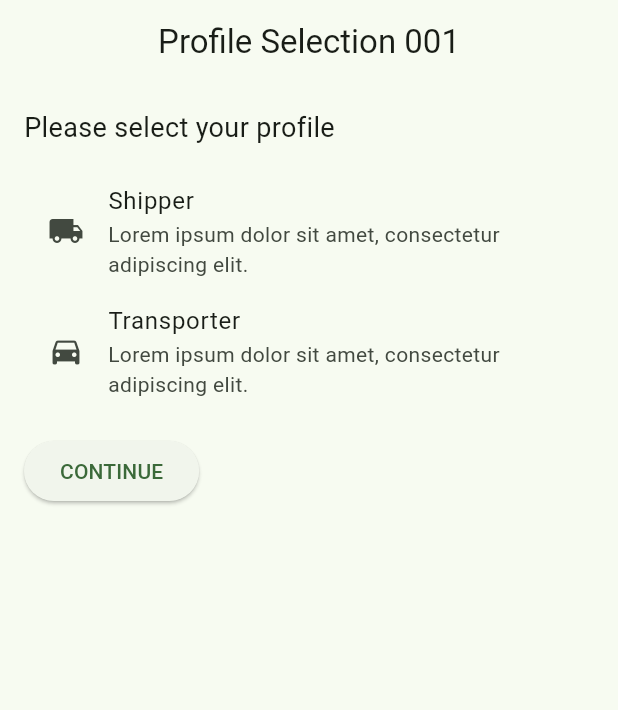
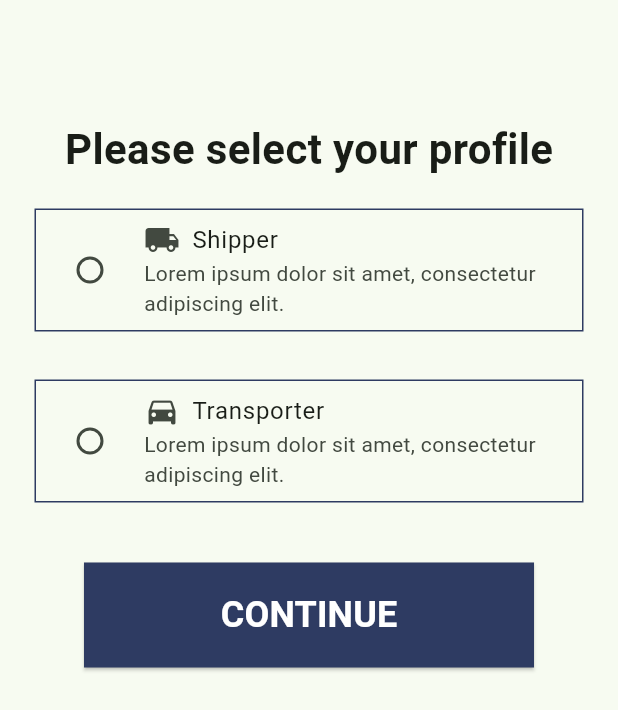
Before and after one commit to YadavYashvant/auth_with_otp, a Flutter app: the ProfileSelectionScreen screen opened directly, on a phone screen of 412 x 824 dp. Shown: the top 710 px of the screen. Run offline on Flutter 3.47's test engine with Material 3 defaults, Android fonts, the phone set to English and light mode, and no system bars; our stand-ins replace firebase_auth, firebase_core, flutter_svg, getwidget, google_fonts, pinput; missing offline and left inert: buttons_flutter; accounts and stored records are empty; network calls fail.

Commit message:
App almost completed

```diff
--- /dev/null
+++ b/lib/components/primarybtn.dart
@@ -0,0 +1,40 @@
+import 'package:flutter/material.dart';
+import 'package:google_fonts/google_fonts.dart';
+
+import '../constants/Colors.dart';
+
+class PrimaryButton extends StatelessWidget {
+  const PrimaryButton({
+    super.key,
+    required this.onPressed,
+    required this.text,
+  });
+  final Function onPressed;
+  final String text;
+
+
+  @override
+  Widget build(BuildContext context) {
+    return ElevatedButton(
+      onPressed: () {
+        onPressed();
+      },
+      style: ElevatedButton.styleFrom(
+        backgroundColor: mblue,
+        shape: const RoundedRectangleBorder(
+          borderRadius: BorderRadius.zero,
+        ),
+        minimumSize: Size(300, 70),
+
+      ),
+      child: Text(
+          text,
+          style: GoogleFonts.roboto(
+            color: Colors.white,
+            fontSize: 24,
+            fontWeight: FontWeight.bold,
+          )
+      ),
+    );
+  }
+}
--- /dev/null
+++ b/lib/constants/Colors.dart
@@ -0,0 +1,4 @@
+import 'package:flutter/material.dart';
+
+Color mblue = const Color(0xff2E3B62);
+Color msky = const Color(0xff93D2F3);
--- a/lib/pages/ProfileSelectionScreen.dart
+++ b/lib/pages/ProfileSelectionScreen.dart
@@ -1,46 +1,88 @@
+import 'package:auth_with_otp/components/primarybtn.dart';
+import 'package:auth_with_otp/constants/Colors.dart';
 import 'package:flutter/material.dart';
+import 'package:google_fonts/google_fonts.dart';
 
-class ProfileSelectionScreen extends StatelessWidget {
+class ProfileSelectionScreen extends StatefulWidget {
+  @override
+  _ProfileSelectionScreenState createState() => _ProfileSelectionScreenState();
+}
+
+class _ProfileSelectionScreenState extends State<ProfileSelectionScreen> {
+  String? _selectedProfile;
+
   @override
   Widget build(BuildContext context) {
     return Scaffold(
       appBar: AppBar(
-        title: Text('Profile Selection 001'),
         centerTitle: true,
       ),
       body: Padding(
-        padding: const EdgeInsets.all(16.0),
+        padding: const EdgeInsets.all(23.0),
         child: Column(
-          crossAxisAlignment: CrossAxisAlignment.start,
+          crossAxisAlignment: CrossAxisAlignment.center,
           children: [
             Text(
               'Please select your profile',
-              style: TextStyle(fontSize: 18),
+              style: GoogleFonts.roboto(
+                fontSize: 28,
+                fontWeight: FontWeight.bold,
+              ),
             ),
-            SizedBox(height: 16),
-            ListTile(
-              leading: Icon(Icons.local_shipping),
-              title: Text('Shipper'),
-              subtitle: Text('Lorem ipsum dolor sit amet, consectetur adipiscing elit.'),
-              onTap: () {
-                // Handle shipper selection
-              },
+            SizedBox(height: 20),
+            Container(
+              decoration: BoxDecoration(
+                border: Border.all(
+                    color: mblue
+                ),
+              ),
+              child: RadioListTile<String>(
+                value: 'Shipper',
+                groupValue: _selectedProfile,
+                title: Row(
+                  children: [
+                    Icon(Icons.local_shipping), // Add your icon for Shipper
+                    SizedBox(width: 8),
+                    Text('Shipper'),
+                  ],
+                ),
+                subtitle: Text('Lorem ipsum dolor sit amet, consectetur adipiscing elit.'),
+                onChanged: (value) {
+                  setState(() {
+                    _selectedProfile = value;
+                  });
+                },
+              ),
             ),
-            ListTile(
-              leading: Icon(Icons.directions_car),
-              title: Text('Transporter'),
-              subtitle: Text('Lorem ipsum dolor sit amet, consectetur adipiscing elit.'),
-              onTap: () {
-                // Handle transporter selection
-              },
+            SizedBox(height: 32),
+            Container(
+              decoration: BoxDecoration(
+                border: Border.all(
+                    color: mblue
+                ),
+              ),
+              child: RadioListTile<String>(
+                value: 'Transporter',
+                groupValue: _selectedProfile,
+                title: Row(
+                  children: [
+                    Icon(Icons.directions_car), // Add your icon for Transporter
+                    SizedBox(width: 8),
+                    Text('Transporter'),
+                  ],
+                ),
+                subtitle: Text('Lorem ipsum dolor sit amet, consectetur adipiscing elit.'),
+                onChanged: (value) {
+                  setState(() {
+                    _selectedProfile = value;
+                  });
+                },
+              ),
             ),
-            SizedBox(height: 16),
-            ElevatedButton(
-              onPressed: () {
-                // Handle continue action
-              },
-              child: Text('CONTINUE'),
-            ),
+            SizedBox(height: 40),
+
+            PrimaryButton(onPressed: () {}, text: "CONTINUE")
+
           ],
         ),
       ),
--- a/pubspec.yaml
+++ b/pubspec.yaml
@@ -42,6 +42,7 @@ dependencies:
   firebase_auth: ^4.3.0
   pinput: ^5.0.0
   google_fonts: ^6.2.1
+  buttons_flutter: ^0.0.2+1
 
 dev_dependencies:
   flutter_test:
```
Also changed, not shown: lib/pages/MobileNumberScreen.dart (+22 -6 lines), lib/pages/VerifyPhoneScreen.dart (+31 -20 lines), lib/pages/landing_page1.dart (+13 -9 lines), pubspec.lock.
